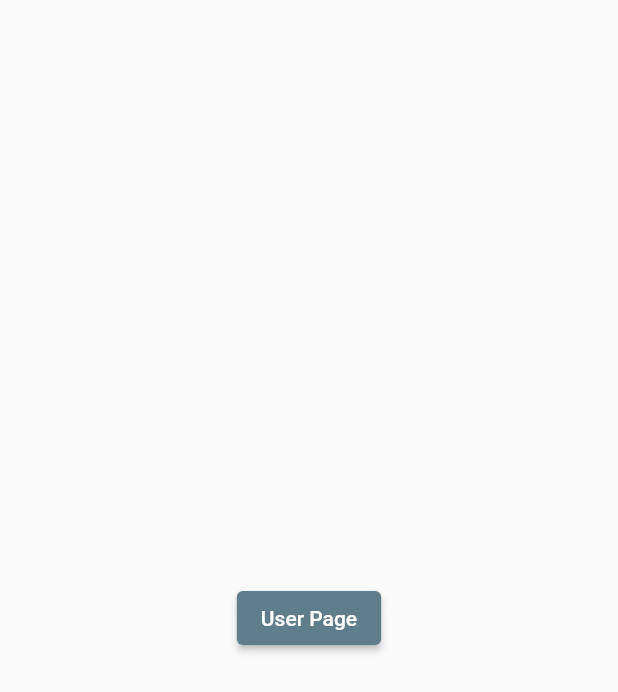
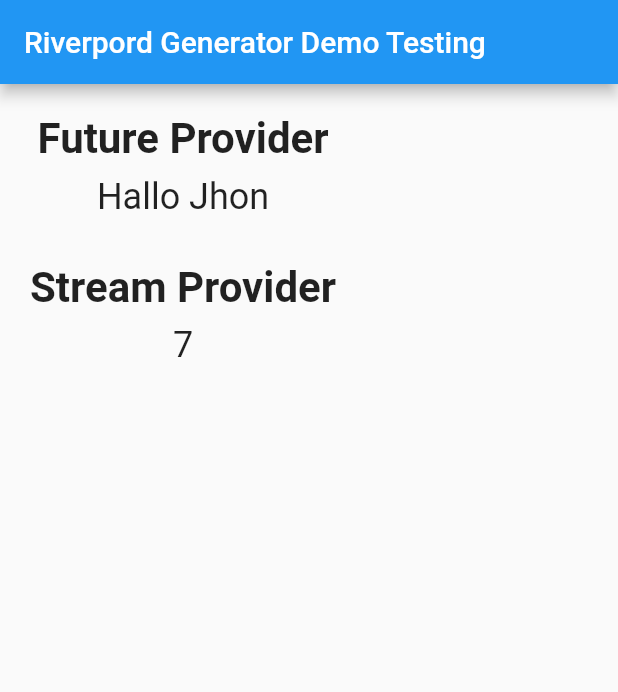
Before and after one commit to fahiem152/flutter_riverpord_example, a Flutter app: the screen it shows after launch, on a phone screen of 412 x 824 dp. Shown: the top 692 px of the screen. Run offline on Flutter 3.47's test engine with Material 2 defaults, Android fonts, the phone set to English and light mode, and no system bars; our stand-ins replace dio, flutter_riverpod, freezed_annotation, riverpod_annotation; generated files the repository leaves out were written again.

Commit message:
feat: Future, Stream, ref in Riverpord Generator

```diff
--- a/lib/main.dart
+++ b/lib/main.dart
@@ -3,6 +3,7 @@ import 'package:flutter_riverpod/flutter_riverpod.dart';
 import 'package:flutter_riverpod_example/future_stream_provider/main_future_stream_provider_page.dart';
 import 'package:flutter_riverpod_example/modifersfamily_autodispose/main_modifersfamiliy_autodispose.dart';
 import 'package:flutter_riverpod_example/provider_ref/main_provider_ref_page.dart';
+import 'package:flutter_riverpod_example/riverpord_generator/main_riverpord_generator.dart';
 import 'package:flutter_riverpod_example/state_notifier_provider/main_state_notifier_provider.dart';
 import 'package:flutter_riverpod_example/state_provider/main_state_notifier.dart';
 
@@ -11,5 +12,6 @@ void main() {
   // runApp(const ProviderScope(child: MainStateProviderPage()));
   // runApp(const ProviderScope(child: MainStateNotifierProvider()));
   // runApp(const ProviderScope(child: MainFutureStreamProviderPage()));
-  runApp(const ProviderScope(child: MainModifersFamilyAutoDispoes()));
+  // runApp(const ProviderScope(child: MainModifersFamilyAutoDispoes()));
+  runApp(const ProviderScope(child: MainRiverpordGenerator()));
 }
--- /dev/null
+++ b/lib/riverpord_generator/main_riverpord_generator.dart
@@ -0,0 +1,13 @@
+import 'package:flutter/material.dart';
+import 'package:flutter_riverpod_example/riverpord_generator/main_riverpord_page.dart';
+
+class MainRiverpordGenerator extends StatelessWidget {
+  const MainRiverpordGenerator({super.key});
+
+  @override
+  Widget build(BuildContext context) {
+    return const MaterialApp(
+      home: MainReverpordGeneratorPage(),
+    );
+  }
+}
--- /dev/null
+++ b/lib/riverpord_generator/main_riverpord_page.dart
@@ -0,0 +1,71 @@
+import 'package:flutter/material.dart';
+import 'package:flutter_riverpod/flutter_riverpod.dart';
+import 'package:flutter_riverpod_example/riverpord_generator/providers/counter_provider.dart';
+import 'package:flutter_riverpod_example/riverpord_generator/providers/greeting_provider.dart';
+import 'package:flutter_riverpod_example/riverpord_generator/providers/title_provider.dart';
+
+class MainReverpordGeneratorPage extends ConsumerWidget {
+  const MainReverpordGeneratorPage({super.key});
+
+  @override
+  Widget build(BuildContext context, WidgetRef ref) {
+    return Scaffold(
+      appBar: AppBar(
+        title: Text(ref.watch(titleProvider)),
+        actions: const [],
+      ),
+      body: SingleChildScrollView(
+        child: Container(
+          padding: const EdgeInsets.all(20.0),
+          child: Column(
+            children: [
+              const Text(
+                "Future Provider",
+                style: TextStyle(
+                  fontSize: 28.0,
+                  fontWeight: FontWeight.bold,
+                ),
+              ),
+              const SizedBox(
+                height: 8.0,
+              ),
+              Text(
+                ref.watch(greetingProvider(nama: 'Jhon')).when(
+                      data: (data) => data,
+                      error: (error, stackTrace) => error.toString(),
+                      loading: () => "Loading ...",
+                    ),
+                style: const TextStyle(
+                  fontSize: 24.0,
+                ),
+              ),
+              const SizedBox(
+                height: 30.0,
+              ),
+              const Text(
+                "Stream Provider",
+                style: TextStyle(
+                  fontSize: 28.0,
+                  fontWeight: FontWeight.bold,
+                ),
+              ),
+              const SizedBox(
+                height: 8.0,
+              ),
+              Text(
+                ref.watch(numbersProvider).when(
+                      data: (data) => data.toString(),
+                      error: (error, stackTrace) => error.toString(),
+                      loading: () => "Loading ...",
+                    ),
+                style: const TextStyle(
+                  fontSize: 24.0,
+                ),
+              ),
+            ],
+          ),
+        ),
+      ),
+    );
+  }
+}
--- /dev/null
+++ b/lib/riverpord_generator/providers/counter_provider.dart
@@ -0,0 +1,23 @@
+import 'package:riverpod_annotation/riverpod_annotation.dart';
+part 'counter_provider.g.dart';
+
+// @Riverpod(keepAlive: true)
+// Stream<int> numbers(NumbersRef ref) async* {
+//   int number = 1;
+//   while (true) {
+//     await Future.delayed(Duration(seconds: 1));
+//     yield number++;
+//   }
+// }
+// unutk buat Stream  Provider dengan Riverpord Generator
+// Kemudia jalan kan di terminal dart run build_runner watch -d
+// setelah runnning build runner akan menghasilkan file counter_provider.g.dart
+
+@Riverpod(keepAlive: true)
+Stream<int> numbers(NumbersRef ref) async* {
+  int number = 1;
+  while (true) {
+    await Future.delayed(const Duration(seconds: 1));
+    yield number++;
+  }
+}
--- /dev/null
+++ b/lib/riverpord_generator/providers/greeting_provider.dart
@@ -0,0 +1,19 @@
+import 'package:riverpod_annotation/riverpod_annotation.dart';
+
+// part 'greating_provider.dart';
+// @riverpod
+// Future<String> greating(GreatingRef ref, {required String name})async{
+//   await Future.delayed(Duration(seconds: 3));
+//   return "Hello Selmata Pagi $name";
+// }
+// unutk buat Future Provider dengan Riverpord Generator
+// Kemudia jalan kan di terminal dart run build_runner watch -d
+// setelah runnning build runner akan menghasilkan file greating_provider.g.dart
+
+part 'greeting_provider.g.dart';
+
+@riverpod
+Future<String> greeting(GreetingRef ref, {required String nama}) async {
+  await Future.delayed(const Duration(seconds: 3));
+  return "Hallo $nama";
+}
--- /dev/null
+++ b/lib/riverpord_generator/providers/title_provider.dart
@@ -0,0 +1,13 @@
+import 'package:riverpod_annotation/riverpod_annotation.dart';
+
+// part 'title_provider.g.dart';
+// @riverpod
+// title(TitleRef ref) => "Riverpord Generator Demo Testing";
+// unutk buat Provider dengan Riverpodr Generator
+// Kemudia jalan kan di terminal dart run build_runner watch -d
+// setelah runnning build runner akan menghasilkan file title_provider.g.dar
+
+part 'title_provider.g.dart';
+
+@riverpod
+String title(TitleRef ref) => "Riverpord Generator Demo Testing";
--- a/pubspec.yaml
+++ b/pubspec.yaml
@@ -38,6 +38,7 @@ dependencies:
   flutter_riverpod: ^2.4.0
   freezed_annotation: ^2.4.1
   dio: ^5.3.2
+  riverpod_annotation: ^2.1.5
 
 dev_dependencies:
   flutter_test:
@@ -52,6 +53,7 @@ dev_dependencies:
   build_runner: ^2.4.6
   freezed: ^2.4.2
   json_serializable: ^6.7.1
+  riverpod_generator: ^2.3.2
 
 # For information on the generic Dart part of this file, see the
 # following page: https://dart.dev/tools/pub/pubspec
```
Also changed, not shown: lib/riverpord_generator/providers/counter_provider.g.dart (added), lib/riverpord_generator/providers/greeting_provider.g.dart (added), lib/riverpord_generator/providers/title_provider.g.dart (added), pubspec.lock.
